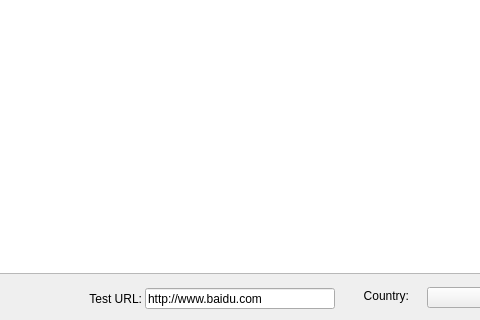
This is Assist_entrance.ui in bousqi/ProxyAssistant as Qt 5 draws it before an edit; both pictures show x 103 to 583 and y 187 to 507 of the 811 by 507 pixel window. The edited form follows.
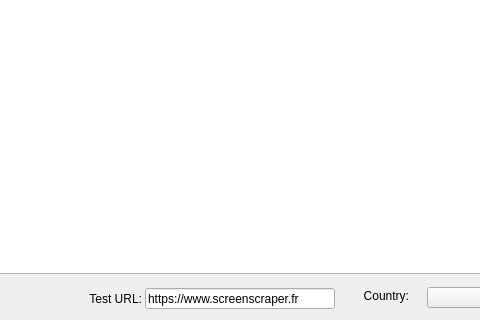
This is the edited form.

```diff
--- a/Assist_entrance.ui
+++ b/Assist_entrance.ui
@@ -71,7 +71,7 @@
      </rect>
     </property>
     <property name="text">
-     <string>http://www.baidu.com</string>
+     <string>https://www.screenscraper.fr</string>
     </property>
    </widget>
    <widget class="QComboBox" name="countrySelector">
```
Left out of the diff: 8 changed lines with no effect on the pictures.
